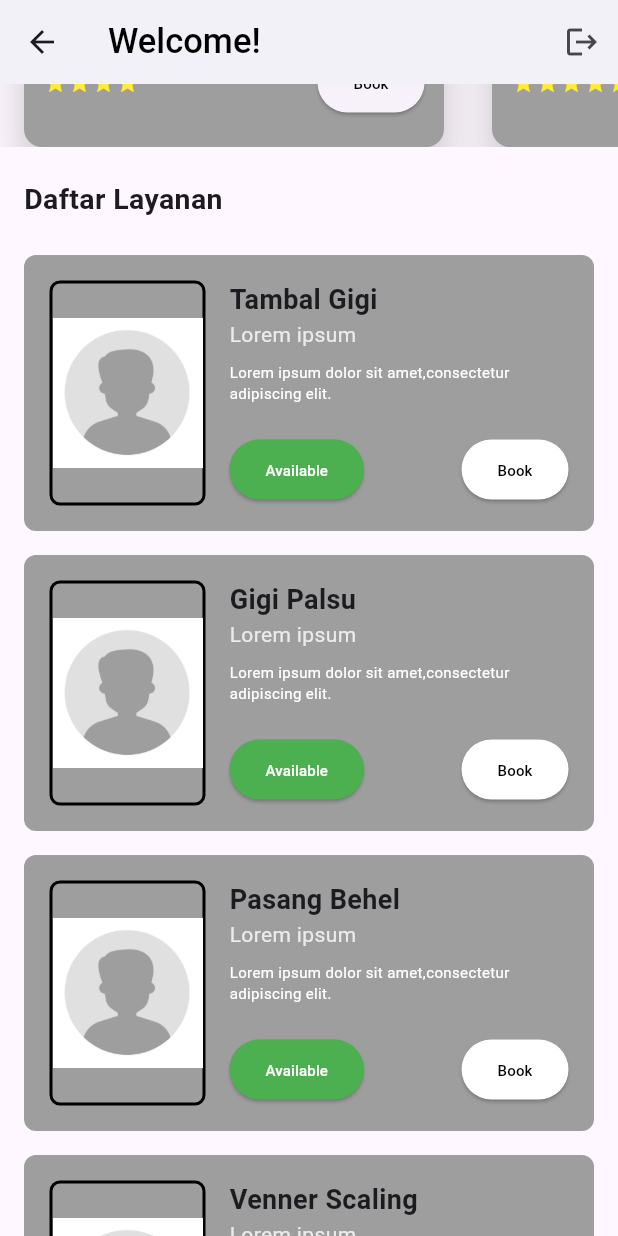
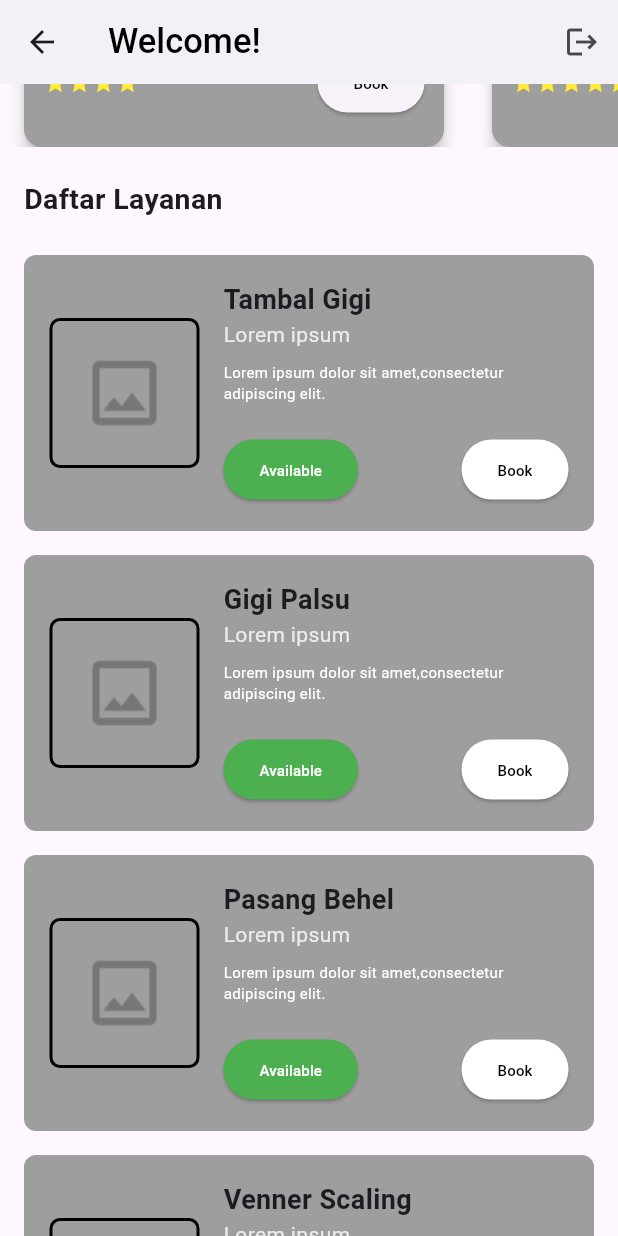
Before and after one commit to egapermana24/frontend_projek_akhir_pengembangan_aplikasi_mobile_ahligigi, a Flutter app: the Dashboard screen opened by its route, scrolled down 576 dp, on a phone screen of 412 x 824 dp. Run offline on Flutter 3.47's test engine with Material 3 defaults, Android fonts, the phone set to English and light mode, and no system bars; our stand-ins replace font_awesome_flutter, get, google_fonts, table_calendar.

Commit message:
Memperbaiki sesuatu

```diff
--- a/lib/pages/DetailsPage/widget/details_page_widget.dart
+++ b/lib/pages/DetailsPage/widget/details_page_widget.dart
@@ -110,7 +110,7 @@ class DetailsPageWidget extends StatelessWidget {
         Stack(
           children: <Widget>[
             Container(
-              height: 423,
+              height: 400,
               child: Column(
                 children: <Widget>[
                   const Padding(
@@ -184,9 +184,10 @@ class DetailsPageWidget extends StatelessWidget {
                           onPressed: () {
                             // Aksi ketika button diklik
                             Navigator.push(
-                        context,
-                        MaterialPageRoute(builder: (context) => appointmentPage()),
-                      );
+                              context,
+                              MaterialPageRoute(
+                                  builder: (context) => appointmentPage()),
+                            );
                           },
                         ),
                       )),
--- a/lib/pages/dashboard/dashboard.dart
+++ b/lib/pages/dashboard/dashboard.dart
@@ -112,10 +112,10 @@ class Dashboard extends StatelessWidget {
               child: ListView(
                 scrollDirection: Axis.horizontal,
                 children: [
-                  ServiceCard('Pembuatan', 'assets/icons/google.png'),
-                  ServiceCard('Pemasangan', 'assets/icons/google.png'),
-                  ServiceCard('Konsultasi', 'assets/icons/google.png'),
-                  ServiceCard('Garansi', 'assets/icons/google.png'),
+                  ServiceCard('Pembuatan', 'assets/icons/image.png'),
+                  ServiceCard('Pemasangan', 'assets/icons/image.png'),
+                  ServiceCard('Konsultasi', 'assets/icons/image.png'),
+                  ServiceCard('Garansi', 'assets/icons/image.png'),
                   // Tambahkan layanan lainnya di sini
                 ],
               ),
@@ -172,6 +172,7 @@ class Dashboard extends StatelessWidget {
               ),
             ),
             DaftarLayananCard(
+              imagePath: 'assets/icons/image2.png',
               layanan: 'Tambal Gigi',
               specialization: 'Lorem ipsum',
               biography:
@@ -180,6 +181,7 @@ class Dashboard extends StatelessWidget {
                   true, // Ganti dengan nilai sesuai dengan status dokter
             ),
             DaftarLayananCard(
+              imagePath: 'assets/icons/image2.png',
               layanan: 'Gigi Palsu',
               specialization: 'Lorem ipsum',
               biography:
@@ -188,6 +190,7 @@ class Dashboard extends StatelessWidget {
                   true, // Ganti dengan nilai sesuai dengan status dokter
             ),
             DaftarLayananCard(
+              imagePath: 'assets/icons/image2.png',
               layanan: 'Pasang Behel',
               specialization: 'Lorem ipsum',
               biography:
@@ -196,6 +199,7 @@ class Dashboard extends StatelessWidget {
                   true, // Ganti dengan nilai sesuai dengan status dokter
             ),
             DaftarLayananCard(
+              imagePath: 'assets/icons/image2.png',
               layanan: 'Venner Scaling',
               specialization: 'Lorem ipsum',
               biography:
--- a/lib/pages/dashboard/widget/daftar_layanan.dart
+++ b/lib/pages/dashboard/widget/daftar_layanan.dart
@@ -2,12 +2,14 @@ import 'package:ahli_gigi/pages/DetailsPage/DetailsPage.dart';
 import 'package:flutter/material.dart';
 
 class DaftarLayananCard extends StatelessWidget {
+  final String imagePath;
   final String layanan;
   final String specialization;
   final String biography;
   final bool isAvailable;
 
   DaftarLayananCard({
+    required this.imagePath,
     required this.layanan,
     required this.specialization,
     required this.biography,
@@ -29,14 +31,19 @@ class DaftarLayananCard extends StatelessWidget {
             .start, // Mengubah alignment agar tombol berada di atas
         children: [
           // Foto Layanan
-          Container(
-            height: 150,
-            decoration: BoxDecoration(
-                border: Border.all(color: Colors.black, width: 2),
-                borderRadius: BorderRadius.circular(7)),
-            child: Image.asset(
-              'assets/img/profile_picture.jpg',
+          Padding(
+            padding: const EdgeInsets.only(top: 25.0),
+            child: Container(
+              height: 100,
               width: 100,
+              decoration: BoxDecoration(
+                  border: Border.all(color: Colors.black, width: 2),
+                  borderRadius: BorderRadius.circular(7)),
+              child: Center(
+                child: Image.asset(
+                  imagePath,
+                ),
+              ),
             ),
           ),
           SizedBox(width: 16),
--- a/lib/pages/dashboard/widget/popular_card.dart
+++ b/lib/pages/dashboard/widget/popular_card.dart
@@ -22,7 +22,7 @@ class PopularCard extends StatelessWidget {
       child: Container(
         width: 280,
         child: Card(
-          elevation: 15,
+          elevation: 4,
           color: Colors.grey,
           margin: EdgeInsets.only(
             left: 0,
@@ -59,8 +59,8 @@ class PopularCard extends StatelessWidget {
                     ),
                   ],
                 ),
-                SizedBox(height: 5),
-                // Kontainer untuk teks "Review"
+                SizedBox(height: 10),
+                // Teks "Review"
                 Column(
                   children: [
                     Container(
@@ -69,13 +69,13 @@ class PopularCard extends StatelessWidget {
                           borderRadius: BorderRadius.circular(10)),
                       padding: EdgeInsets.all(5),
                       height:
-                          70, // Sesuaikan tinggi container dengan kebutuhan Anda
+                          65, // Sesuaikan tinggi container dengan kebutuhan Anda
                       width: double.infinity,
                       child: SingleChildScrollView(
                         scrollDirection: Axis.vertical,
                         child: Text(
                           review,
-                          style: TextStyle(fontSize: 12, color: Colors.black),
+                          style: TextStyle(fontSize: 11, color: Colors.black),
                         ),
                       ),
                     ),
```
Also changed, not shown: assets/icons/image.png (added), assets/icons/image2.png (added).
